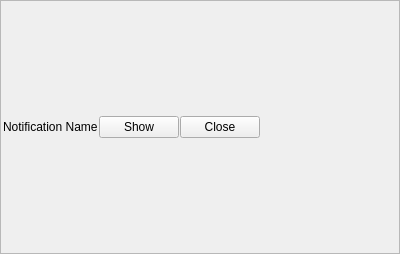
labscript-suite-temp/blacs, file notification_minimized_widget.ui: the form before one commit.
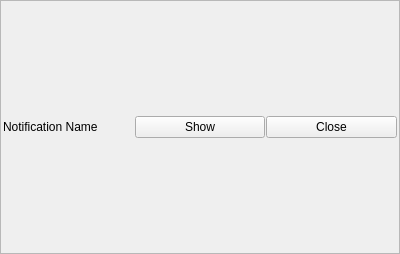
The form after the commit.

What changed in the file:
```diff
--- a/notification_minimized_widget.ui
+++ b/notification_minimized_widget.ui
@@ -50,19 +50,6 @@
      </property>
     </widget>
    </item>
-   <item>
-    <spacer name="horizontalSpacer">
-     <property name="orientation">
-      <enum>Qt::Horizontal</enum>
-     </property>
-     <property name="sizeHint" stdset="0">
-      <size>
-       <width>102</width>
-       <height>20</height>
-      </size>
-     </property>
-    </spacer>
-   </item>
   </layout>
  </widget>
  <resources/>
```
